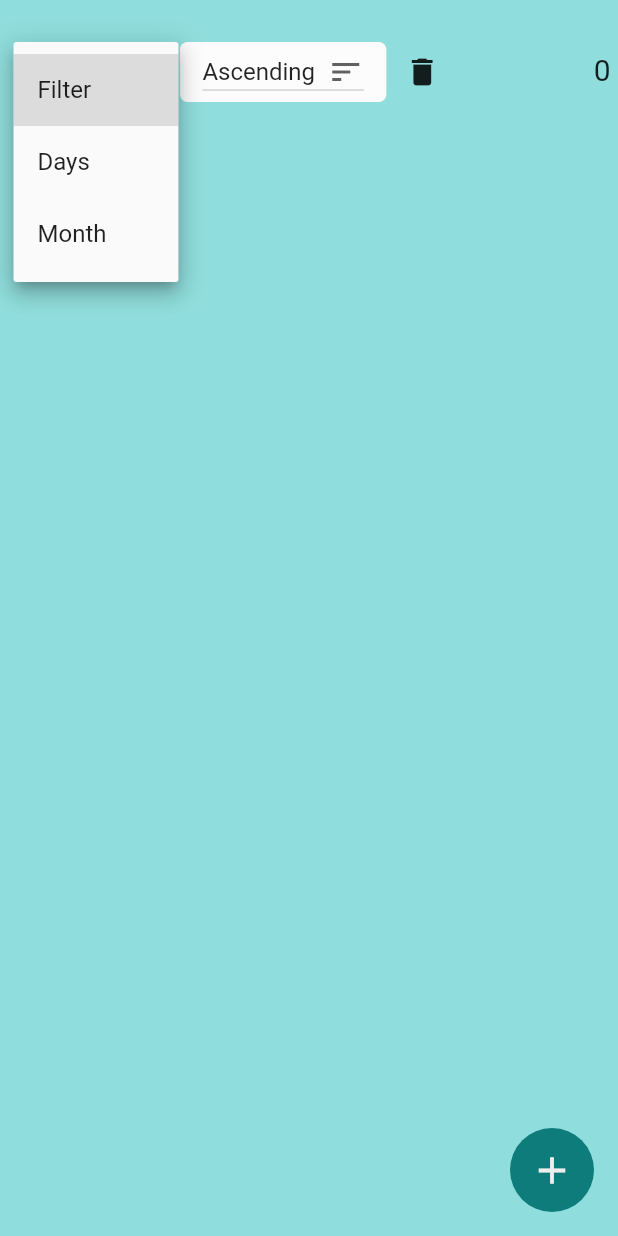
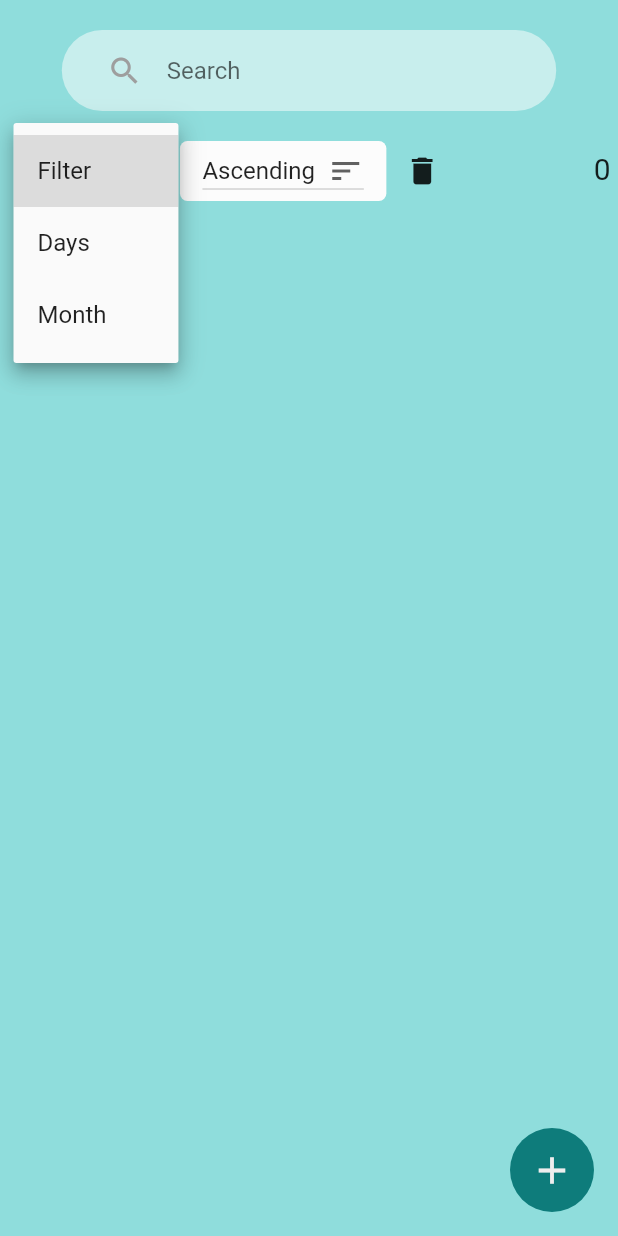
Before and after one commit to Airbornharsh/DTask-app, a Flutter app: the screen it shows after launch, after a tap on "Filter", on a phone screen of 412 x 824 dp. Run offline on Flutter 3.47's test engine with Material 2 defaults, Android fonts, the phone set to English and light mode, and no system bars; our stand-ins replace flutter_native_splash, shared_preferences.

Commit message:
Added Searching Feature

```diff
--- a/lib/Provider/Settings.dart
+++ b/lib/Provider/Settings.dart
@@ -6,6 +6,7 @@ class Settings with ChangeNotifier {
   final Color _color2 = const Color.fromARGB(255, 143, 221, 220);
   final Color _color3 = const Color.fromARGB(255, 255, 255, 255);
   final Color _color4 = const Color.fromARGB(255, 143, 221, 220);
+  final Color _color5 = Color.fromARGB(255, 200, 238, 237);
 
   int _selectedFilterIndex = 0;
   int _selectedSortIndex = 0;
@@ -24,6 +25,10 @@ class Settings with ChangeNotifier {
 
   Color get getColor4 {
     return _color4;
+  }
+
+  Color get getColor5 {
+    return _color5;
   }
 
   int get getSelectedFilterIndex {
--- a/lib/Screen/HomeScreen.dart
+++ b/lib/Screen/HomeScreen.dart
@@ -17,6 +17,15 @@ class HomeScreen extends StatefulWidget {
 
 class _HomeScreenState extends State<HomeScreen> {
   // int dropdownindex = 0;
+  TextEditingController _searchController = TextEditingController();
+  bool isSearching = false;
+
+  @override
+  void dispose() {
+    // TODO: implement dispose
+    super.dispose();
+    _searchController.dispose();
+  }
 
   @override
   Widget build(BuildContext context) {
@@ -41,7 +50,9 @@ class _HomeScreenState extends State<HomeScreen> {
     Widget getWidgetAccordingDrawer() {
       switch (Provider.of<Settings>(context).getSelectedFilterIndex) {
         case 0:
-          return const Home();
+          return Home(
+            isSearching: isSearching,
+          );
 
         case 1:
           return const Days();
@@ -91,7 +102,7 @@ class _HomeScreenState extends State<HomeScreen> {
           crossAxisAlignment: CrossAxisAlignment.start,
           children: [
             const SizedBox(
-              height: 8,
+              height: 20,
             ),
             // SizedBox(
             //   width: MediaQuery.of(context).size.width,
@@ -100,7 +111,58 @@ class _HomeScreenState extends State<HomeScreen> {
             //     height: 50,
             //   ),
             // ),
-
+            Center(
+              child: Container(
+                  width: MediaQuery.of(context).size.width * 80 / 100,
+                  // margin: EdgeInsets.symmetric(horizontal: 40),
+                  padding:
+                      const EdgeInsets.symmetric(horizontal: 30, vertical: 3),
+                  decoration: BoxDecoration(
+                      color: Provider.of<Settings>(context).getColor5,
+                      borderRadius: BorderRadius.circular(60)),
+                  child: TextField(
+                    onTap: () {
+                      setState(() {
+                        isSearching = true;
+                      });
+                      Provider.of<Settings>(context, listen: false)
+                          .setSelectedFilterIndex(0);
+                    },
+                    controller: _searchController,
+                    style: TextStyle(color: Colors.grey.shade900),
+                    cursorColor: Colors.white,
+                    decoration: InputDecoration(
+                        border: InputBorder.none,
+                        hintText: "Search",
+                        icon: Icon(Icons.search, color: Colors.grey),
+                        iconColor: Colors.grey,
+                        suffixIcon: isSearching
+                            ? IconButton(
+                                onPressed: () {
+                                  FocusScope.of(context)
+                                      .requestFocus(new FocusNode());
+                                  setState(() {
+                                    isSearching = false;
+                                  });
+                                },
+                                icon: Icon(Icons.clear),
+                              )
+                            : null,
+                        suffixIconColor: Colors.grey),
+                    onChanged: (value) async {
+                      await Provider.of<Task>(context, listen: false)
+                          .searchingTasks(_searchController.text);
+                    },
+                    onSubmitted: (value) async {
+                      await Provider.of<Task>(context, listen: false)
+                          .searchingTasks(_searchController.text);
+                      FocusScope.of(context).requestFocus(new FocusNode());
+                      setState(() {
+                        isSearching = false;
+                      });
+                    },
+                  )),
+            ),
             const SizedBox(
               height: 16,
             ),
@@ -140,6 +202,9 @@ class _HomeScreenState extends State<HomeScreen> {
                               DropdownMenuItem(value: 2, child: Text(filter[2]))
                             ],
                             onChanged: (value) {
+                              setState(() {
+                                isSearching = false;
+                              });
                               Provider.of<Settings>(context, listen: false)
                                   .setSelectedFilterIndex(value as int);
                             },
--- a/lib/Widgets/HomeScreen/Drawer/Home.dart
+++ b/lib/Widgets/HomeScreen/Drawer/Home.dart
@@ -4,7 +4,8 @@ import 'package:flutter/material.dart';
 import 'package:provider/provider.dart';
 
 class Home extends StatelessWidget {
-  const Home({super.key});
+  bool isSearching;
+  Home({super.key, required this.isSearching});
 
   @override
   Widget build(BuildContext context) {
@@ -14,9 +15,13 @@ class Home extends StatelessWidget {
           mainAxisSpacing: 3,
           crossAxisSpacing: 3,
           childAspectRatio: 4 / 3),
-      itemCount: Provider.of<Task>(context).getTaskListLength,
+      itemCount: isSearching
+          ? Provider.of<Task>(context).getSearchedTaskListLength
+          : Provider.of<Task>(context).getTaskListLength,
       itemBuilder: (context, index) {
-        final task = Provider.of<Task>(context).getTaskList[index];
+        final task = isSearching
+            ? Provider.of<Task>(context).getSearchedTaskList[index]
+            : Provider.of<Task>(context).getTaskList[index];
 
         return TaskItem(
           task: task,
```
Also changed, not shown: lib/Provider/Task.dart (+21 -0 lines), pubspec.yaml (+6 -6 lines).
